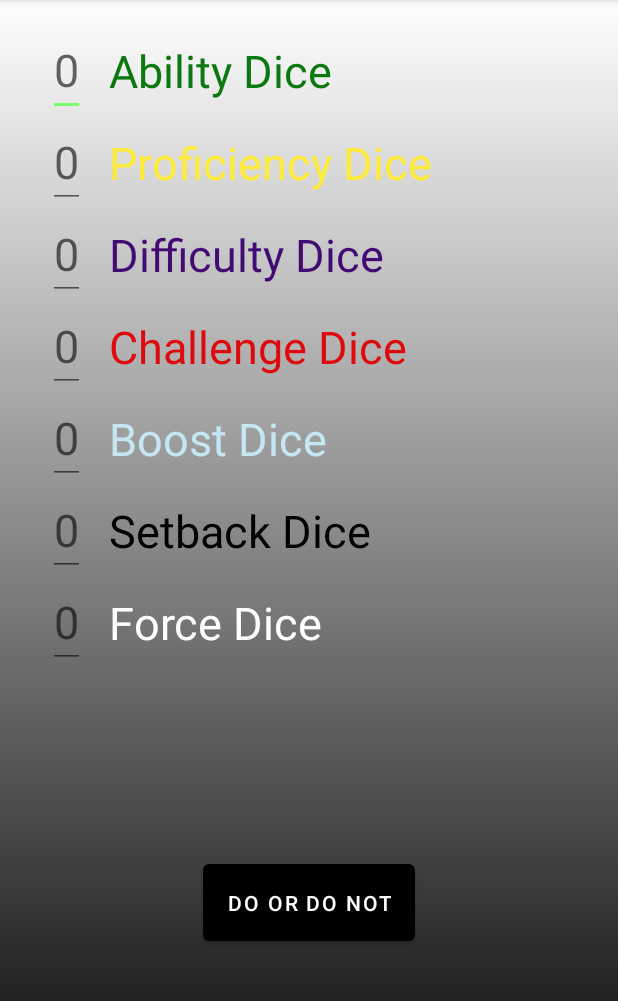
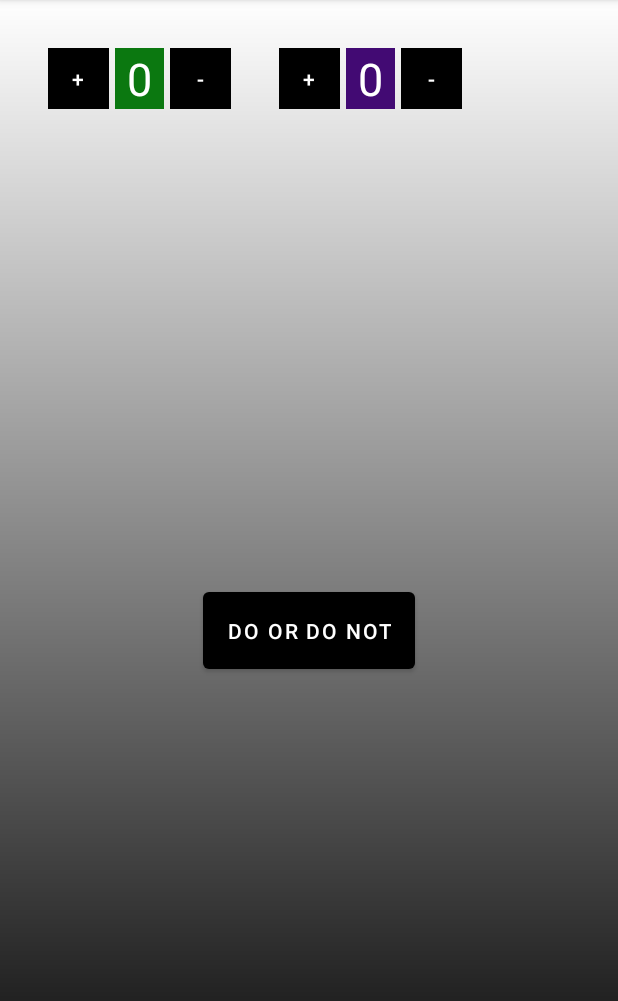
Before and after one commit to FavWest/StarWarsDiceRoller-Android, an Android app: the screen it shows after launch (MainActivity), on a phone screen of 412 x 824 dp, the part 84-1085 px from its top. Run offline under Robolectric (Android 15) with nearby library versions, the phone set to English and light mode, and no system bars.

Commit message:
add square button

```diff
--- /dev/null
+++ b/app/src/main/res/drawable/square_button.xml
@@ -0,0 +1,7 @@
+<?xml version="1.0" encoding="utf-8"?>
+<shape
+    xmlns:android="http://schemas.android.com/apk/res/android"
+    android:shape="rectangle">
+    <corners
+        android:radius="0dp"/>
+</shape>
--- a/app/src/main/res/layout/activity_main.xml
+++ b/app/src/main/res/layout/activity_main.xml
@@ -7,218 +7,95 @@
     tools:context=".MainActivity"
     android:background="@drawable/gradient">
 
-    <EditText
+    <Button
+        android:id="@+id/plus_green"
+        android:layout_width="0dp"
+        android:background="@drawable/square_button"
+        android:layout_height="0dp"
+        android:text="+"
+        app:layout_constraintBottom_toBottomOf="@+id/num_green"
+        app:layout_constraintTop_toTopOf="@+id/num_green"
+        android:layout_marginStart="32dp"
+        android:layout_marginLeft="32dp"
+        app:layout_constraintStart_toStartOf="parent"
+        app:layout_constraintDimensionRatio="H, 1:1" />
+
+    <TextView
         android:id="@+id/num_green"
         android:layout_width="wrap_content"
         android:layout_height="wrap_content"
+        android:layout_marginStart="4dp"
+        android:layout_marginLeft="4dp"
+        android:layout_marginTop="32dp"
+        android:layout_marginEnd="4dp"
+        android:layout_marginRight="4dp"
+        android:textSize="30sp"
+        app:layout_constraintStart_toEndOf="@id/plus_green"
+        app:layout_constraintTop_toTopOf="parent"
+        android:textColor="@color/white"
+        android:text="0"
+        android:background="@color/dice_green"
+        android:paddingLeft="8dp"
+        android:paddingRight="8dp" />
+
+
+    <Button
+        android:id="@+id/minus_green"
+        android:layout_width="0dp"
+        android:layout_height="0dp"
+        android:layout_marginStart="4dp"
+        android:layout_marginLeft="4dp"
+        android:background="@drawable/square_button"
+        android:text="-"
+        app:layout_constraintBottom_toBottomOf="@+id/num_green"
+        app:layout_constraintDimensionRatio="H, 1:1"
+        app:layout_constraintStart_toEndOf="@+id/num_green"
+        app:layout_constraintTop_toTopOf="@+id/num_green" />
+
+    <Button
+        android:id="@+id/plus_purple"
+        android:layout_width="0dp"
+        android:background="@drawable/square_button"
+        android:layout_height="0dp"
+        android:text="+"
+        app:layout_constraintBottom_toBottomOf="@+id/num_purple"
+        app:layout_constraintTop_toTopOf="@+id/num_purple"
         android:layout_marginStart="32dp"
         android:layout_marginLeft="32dp"
-        android:layout_marginTop="16dp"
-        android:layout_marginEnd="16dp"
-        android:layout_marginRight="16dp"
-        android:textSize="30sp"
-        app:layout_constraintBottom_toTopOf="@id/num_yellow"
-        app:layout_constraintEnd_toStartOf="@id/label_green"
-        app:layout_constraintStart_toStartOf="parent"
-        app:layout_constraintTop_toTopOf="parent"
-        android:autofillHints="0"
-        android:inputType="number"
-        android:hint="@string/zero"
-        android:textColor="@color/dice_green" />
+        app:layout_constraintStart_toEndOf="@id/minus_green"
+        app:layout_constraintDimensionRatio="H, 1:1" />
 
-    <androidx.appcompat.widget.AppCompatTextView
-        android:id="@+id/label_green"
-        android:layout_width="wrap_content"
-        android:layout_height="wrap_content"
-        android:layout_marginStart="16dp"
-        android:layout_marginLeft="16dp"
-        android:text="@string/ability_dice"
-        android:textColor="@color/dice_green"
-        android:textSize="30sp"
-        app:layout_constraintBottom_toBottomOf="@id/num_green"
-        app:layout_constraintStart_toEndOf="@id/num_green"
-        app:layout_constraintTop_toTopOf="@id/num_green"/>
-
-    <EditText
-        android:id="@+id/num_yellow"
-        android:layout_width="wrap_content"
-        android:layout_height="wrap_content"
-        android:layout_marginStart="32dp"
-        android:layout_marginLeft="32dp"
-        android:layout_marginEnd="16dp"
-        android:layout_marginRight="16dp"
-        android:textSize="30sp"
-        app:layout_constraintEnd_toStartOf="@id/label_yellow"
-        app:layout_constraintStart_toStartOf="parent"
-        app:layout_constraintTop_toBottomOf="@id/num_green"
-        android:autofillHints="0"
-        android:inputType="number"
-        android:hint="@string/zero"
-        android:textColor="@color/dice_yellow"/>
-
-    <androidx.appcompat.widget.AppCompatTextView
-        android:id="@+id/label_yellow"
-        android:layout_width="wrap_content"
-        android:layout_height="wrap_content"
-        android:layout_marginStart="16dp"
-        android:layout_marginLeft="16dp"
-        android:text="@string/proficiency_dice"
-        android:textColor="@color/dice_yellow"
-        android:textSize="30sp"
-        app:layout_constraintBottom_toBottomOf="@id/num_yellow"
-        app:layout_constraintStart_toEndOf="@id/num_yellow"
-        app:layout_constraintTop_toTopOf="@id/num_yellow" />
-
-    <EditText
+    <TextView
         android:id="@+id/num_purple"
         android:layout_width="wrap_content"
         android:layout_height="wrap_content"
-        android:layout_marginStart="32dp"
-        android:layout_marginLeft="32dp"
-        android:layout_marginEnd="16dp"
-        android:layout_marginRight="16dp"
-        android:textColor="@color/dice_purple"
+        android:layout_marginStart="4dp"
+        android:layout_marginLeft="4dp"
+        android:layout_marginTop="32dp"
+        android:layout_marginEnd="4dp"
+        android:layout_marginRight="4dp"
         android:textSize="30sp"
-        app:layout_constraintEnd_toStartOf="@id/label_purple"
-        app:layout_constraintStart_toStartOf="parent"
-        app:layout_constraintTop_toBottomOf="@id/num_yellow"
-        android:autofillHints="0"
-        android:inputType="number"
-        android:hint="@string/zero"/>
+        app:layout_constraintStart_toEndOf="@id/plus_purple"
+        app:layout_constraintTop_toTopOf="parent"
+        android:textColor="@color/white"
+        android:text="0"
+        android:background="@color/dice_purple"
+        android:paddingLeft="8dp"
+        android:paddingRight="8dp" />
 
-    <androidx.appcompat.widget.AppCompatTextView
-        android:id="@+id/label_purple"
-        android:layout_width="wrap_content"
-        android:layout_height="wrap_content"
-        android:layout_marginStart="16dp"
-        android:layout_marginLeft="16dp"
-        android:text="@string/difficulty_dice"
-        android:textColor="@color/dice_purple"
-        android:textSize="30sp"
-        app:layout_constraintBottom_toBottomOf="@id/num_purple"
-        app:layout_constraintStart_toEndOf="@id/num_purple"
-        app:layout_constraintTop_toTopOf="@id/num_purple" />
 
-    <EditText
-        android:id="@+id/num_red"
-        android:layout_width="wrap_content"
-        android:layout_height="wrap_content"
-        android:layout_marginStart="32dp"
-        android:layout_marginLeft="32dp"
-        android:layout_marginEnd="16dp"
-        android:layout_marginRight="16dp"
-        android:textColor="@color/dice_red"
-        android:textSize="30sp"
-        app:layout_constraintEnd_toStartOf="@id/label_red"
-        app:layout_constraintStart_toStartOf="parent"
-        app:layout_constraintTop_toBottomOf="@id/num_purple"
-        android:autofillHints="0"
-        android:inputType="number"
-        android:hint="@string/zero"/>
-
-    <androidx.appcompat.widget.AppCompatTextView
-        android:id="@+id/label_red"
-        android:layout_width="wrap_content"
-        android:layout_height="wrap_content"
-        android:layout_marginStart="16dp"
-        android:layout_marginLeft="16dp"
-        android:text="@string/challenge_dice"
-        android:textColor="@color/dice_red"
-        android:textSize="30sp"
-        app:layout_constraintBottom_toBottomOf="@id/num_red"
-        app:layout_constraintStart_toEndOf="@id/num_red"
-        app:layout_constraintTop_toTopOf="@id/num_red" />
-
-    <EditText
-        android:id="@+id/num_blue"
-        android:layout_width="wrap_content"
-        android:layout_height="wrap_content"
-        android:layout_marginStart="32dp"
-        android:layout_marginLeft="32dp"
-        android:layout_marginEnd="16dp"
-        android:layout_marginRight="16dp"
-        android:textColor="@color/dice_blue"
-        android:textSize="30sp"
-        app:layout_constraintEnd_toStartOf="@id/label_blue"
-        app:layout_constraintStart_toStartOf="parent"
-        app:layout_constraintTop_toBottomOf="@id/num_red"
-        android:autofillHints="0"
-        android:inputType="number"
-        android:hint="@string/zero"/>
-
-    <androidx.appcompat.widget.AppCompatTextView
-        android:id="@+id/label_blue"
-        android:layout_width="wrap_content"
-        android:layout_height="wrap_content"
-        android:layout_marginStart="16dp"
-        android:layout_marginLeft="16dp"
-        android:text="@string/boost_dice"
-        android:textColor="@color/dice_blue"
-        android:textSize="30sp"
-        app:layout_constraintBottom_toBottomOf="@id/num_blue"
-        app:layout_constraintStart_toEndOf="@id/num_blue"
-        app:layout_constraintTop_toTopOf="@id/num_blue" />
-
-    <EditText
-        android:id="@+id/num_black"
-        android:layout_width="wrap_content"
-        android:layout_height="wrap_content"
-        android:layout_marginStart="32dp"
-        android:layout_marginLeft="32dp"
-        android:layout_marginEnd="16dp"
-        android:layout_marginRight="16dp"
-        android:textColor="@color/black"
-        android:textSize="30sp"
-        app:layout_constraintEnd_toStartOf="@id/label_black"
-        app:layout_constraintStart_toStartOf="parent"
-        app:layout_constraintTop_toBottomOf="@id/num_blue"
-        android:autofillHints="0"
-        android:inputType="number"
-        android:hint="@string/zero"/>
-
-    <androidx.appcompat.widget.AppCompatTextView
-        android:id="@+id/label_black"
-        android:layout_width="wrap_content"
-        android:layout_height="wrap_content"
-        android:layout_marginStart="16dp"
-        android:layout_marginLeft="16dp"
-        android:text="@string/setback_dice"
-        android:textColor="@color/black"
-        android:textSize="30sp"
-        app:layout_constraintBottom_toBottomOf="@id/num_black"
-        app:layout_constraintStart_toEndOf="@id/num_black"
-        app:layout_constraintTop_toTopOf="@id/num_black" />
-
-    <EditText
-        android:id="@+id/num_white"
-        android:layout_width="wrap_content"
-        android:layout_height="wrap_content"
-        android:layout_marginStart="32dp"
-        android:layout_marginLeft="32dp"
-        android:layout_marginEnd="16dp"
-        android:layout_marginRight="16dp"
-        android:textColor="@color/white"
-        android:textSize="30sp"
-        app:layout_constraintEnd_toStartOf="@id/label_white"
-        app:layout_constraintStart_toStartOf="parent"
-        app:layout_constraintTop_toBottomOf="@id/num_black"
-        android:autofillHints="0"
-        android:inputType="number"
-        android:hint="@string/zero"/>
-
-    <androidx.appcompat.widget.AppCompatTextView
-        android:id="@+id/label_white"
-        android:layout_width="wrap_content"
-        android:layout_height="wrap_content"
-        android:layout_marginStart="16dp"
-        android:layout_marginLeft="16dp"
-        android:text="@string/force_dice"
-        android:textColor="@color/white"
-        android:textSize="30sp"
-        app:layout_constraintBottom_toBottomOf="@id/num_white"
-        app:layout_constraintStart_toEndOf="@id/num_white"
-        app:layout_constraintTop_toTopOf="@id/num_white" />
-
+    <Button
+        android:id="@+id/minus_purple"
+        android:layout_width="0dp"
+        android:layout_height="0dp"
+        android:layout_marginStart="4dp"
+        android:layout_marginLeft="4dp"
+        android:background="@drawable/square_button"
+        android:text="-"
+        app:layout_constraintBottom_toBottomOf="@+id/num_purple"
+        app:layout_constraintDimensionRatio="H, 1:1"
+        app:layout_constraintStart_toEndOf="@+id/num_purple"
+        app:layout_constraintTop_toTopOf="@+id/num_purple" />
     <TextView
         android:id="@+id/results"
         android:layout_width="wrap_content"
@@ -230,7 +107,6 @@
         app:layout_constraintBottom_toTopOf="@id/button"
         app:layout_constraintEnd_toEndOf="parent"
         app:layout_constraintStart_toStartOf="parent"
-        app:layout_constraintTop_toBottomOf="@+id/label_white"
         android:layout_marginTop="16dp"
         android:layout_marginBottom="16dp"
         android:background="@color/white"
@@ -241,12 +117,12 @@
         android:id="@+id/button"
         android:layout_width="wrap_content"
         android:layout_height="wrap_content"
+        android:padding="16dp"
         android:text="@string/roll"
+        android:textColor="@color/white"
         app:layout_constraintBottom_toBottomOf="parent"
         app:layout_constraintEnd_toEndOf="parent"
         app:layout_constraintStart_toStartOf="parent"
-        app:layout_constraintTop_toBottomOf="@+id/results"
-        android:textColor="@color/white"
-        android:padding="16dp" />
+        app:layout_constraintTop_toBottomOf="@+id/num_green" />
 
 </androidx.constraintlayout.widget.ConstraintLayout>
```
